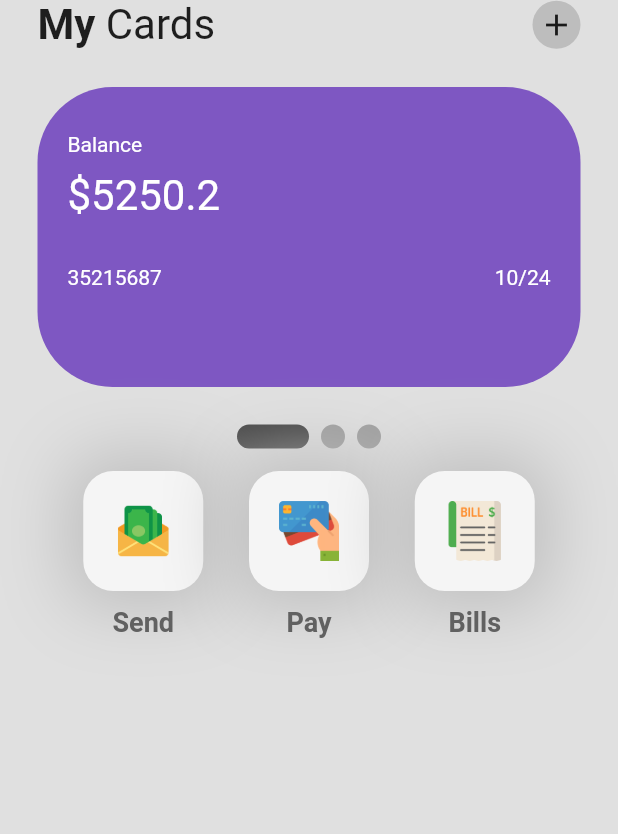
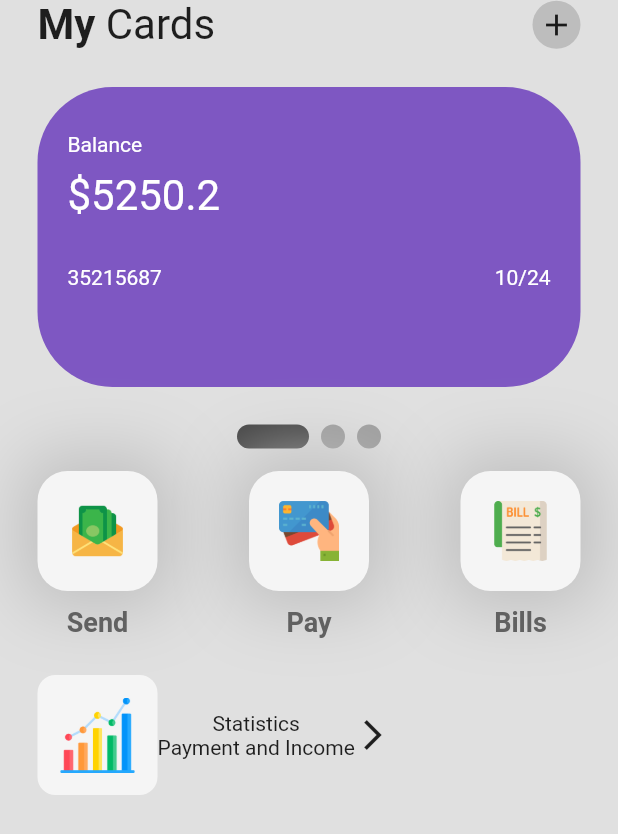
Before and after one commit to Awaizkazi/wallet_app, a Flutter app: the screen it shows after launch, on a phone screen of 412 x 824 dp. Shown: the top 834 px of the screen. Run offline on Flutter 3.47's test engine with Material 2 defaults, Android fonts, the phone set to English and light mode, and no system bars; drawn by our look-alikes of smooth_page_indicator.

Commit message:
Statistics In Progress

```diff
--- a/lib/pages/home_page.dart
+++ b/lib/pages/home_page.dart
@@ -97,30 +97,56 @@ class _HomePageState extends State<HomePage> {
             ),
             // 3 buttons--> send + Pay + Bills
 // Send button
-            SizedBox(
-              height: 15,
-            ),
+            SizedBox(height: 15),
             Padding(
               padding: const EdgeInsets.symmetric(horizontal: 25.0),
               child: Row(
-                mainAxisAlignment: MainAxisAlignment.spaceEvenly,
+                mainAxisAlignment: MainAxisAlignment.spaceBetween,
                 children: [
                   MyButton(
                       buttonText: 'Send',
                       iconImagePath: 'lib/icons/send-money.png'),
+                  // Pay button
                   MyButton(
                       buttonText: 'Pay',
                       iconImagePath: 'lib/icons/debit-card.png'),
+                  // Bills Button
                   MyButton(
                       buttonText: 'Bills', iconImagePath: 'lib/icons/bill.png'),
                 ],
               ),
             ),
-// Pay button
-
-// Bills Button
 
             // Columns --> stats + transactions
+            // Statistics
+            Padding(
+              padding: const EdgeInsets.all(25.0),
+              child: Column(
+                children: [
+                  Row(
+                    children: [
+                      Container(
+                        height: 80,
+                        child: Image.asset('lib/icons/analysis.png'),
+                        padding: EdgeInsets.all(15),
+                        decoration: BoxDecoration(
+                          color: Colors.grey[100],
+                          borderRadius: BorderRadius.circular(12),
+                        ),
+                      ),
+                      Column(
+                        children: [
+                          Text('Statistics'),
+                          Text('Payment and Income'),
+                        ],
+                      ),
+                      Icon(Icons.arrow_forward_ios),
+                    ],
+                  ),
+                ],
+              ),
+            ),
+            // Transactions
           ],
         ),
       ),
```
